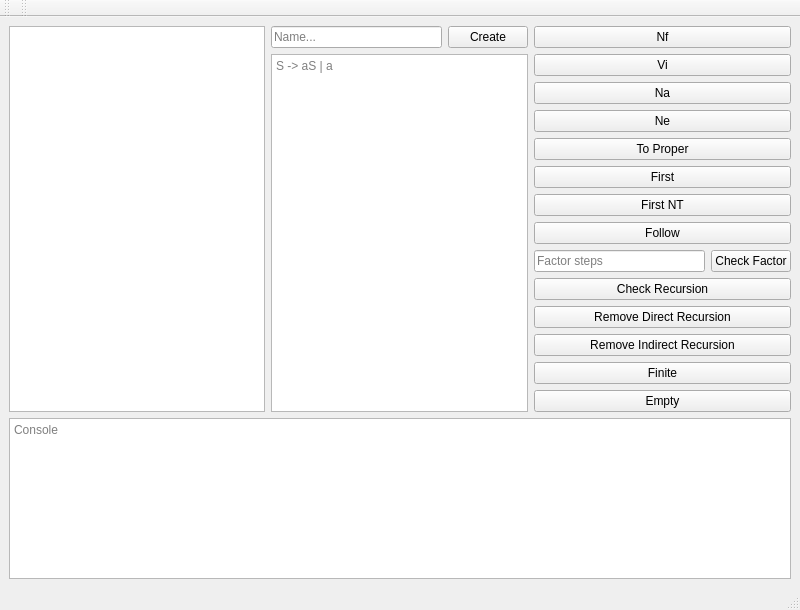
Before: the Qt Designer form layout.ui in meyer1994/grammar, drawn with Qt 5.
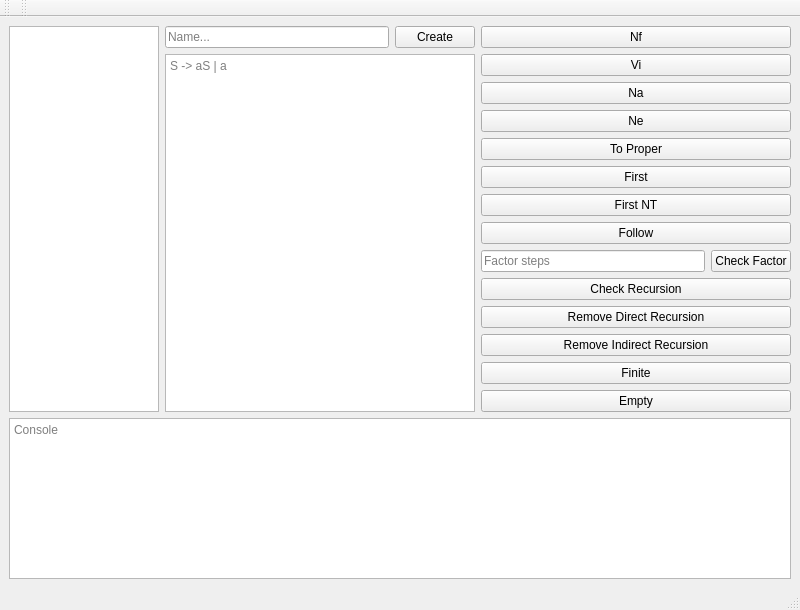
After: the same form once the commit is applied.

The edit to the form file:
```diff
--- a/layout.ui
+++ b/layout.ui
@@ -20,11 +20,23 @@
       <item>
        <widget class="QListWidget" name="grammarList">
         <property name="sizePolicy">
-         <sizepolicy hsizetype="Minimum" vsizetype="Preferred">
+         <sizepolicy hsizetype="Fixed" vsizetype="Preferred">
           <horstretch>0</horstretch>
           <verstretch>0</verstretch>
          </sizepolicy>
         </property>
+        <property name="minimumSize">
+         <size>
+          <width>100</width>
+          <height>0</height>
+         </size>
+        </property>
+        <property name="maximumSize">
+         <size>
+          <width>150</width>
+          <height>16777215</height>
+         </size>
+        </property>
        </widget>
       </item>
       <item>
```
